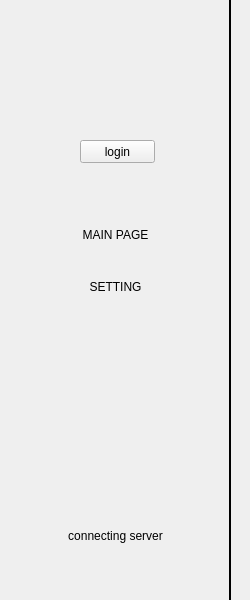
Qt form app/src/views/menu/menu.ui (pjlt/lanthing-pc) before a commit.
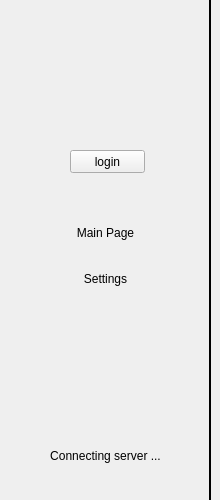
The same form after that commit. Icons and pictures are not drawn.

Patch:
```diff
--- a/app/src/views/menu/menu.ui
+++ b/app/src/views/menu/menu.ui
@@ -6,8 +6,8 @@
    <rect>
     <x>0</x>
     <y>0</y>
-    <width>250</width>
-    <height>600</height>
+    <width>220</width>
+    <height>500</height>
    </rect>
   </property>
   <property name="sizePolicy">
@@ -18,8 +18,8 @@
   </property>
   <property name="minimumSize">
    <size>
-    <width>250</width>
-    <height>600</height>
+    <width>220</width>
+    <height>500</height>
    </size>
   </property>
   <property name="windowTitle">
@@ -33,8 +33,8 @@
     <rect>
      <x>0</x>
      <y>210</y>
-     <width>231</width>
-     <height>101</height>
+     <width>211</width>
+     <height>91</height>
     </rect>
    </property>
    <layout class="QVBoxLayout" name="verticalLayout">
@@ -59,7 +59,7 @@
        <string notr="true"/>
       </property>
       <property name="text">
-       <string>MAIN PAGE</string>
+       <string>Main Page</string>
       </property>
       <property name="autoDefault">
        <bool>false</bool>
@@ -84,7 +84,7 @@
        <string notr="true"/>
       </property>
       <property name="text">
-       <string>SETTING</string>
+       <string>Settings</string>
       </property>
       <property name="flat">
        <bool>true</bool>
@@ -96,7 +96,7 @@
   <widget class="QLabel" name="avator">
    <property name="geometry">
     <rect>
-     <x>70</x>
+     <x>60</x>
      <y>20</y>
      <width>100</width>
      <height>100</height>
@@ -142,8 +142,8 @@
   <widget class="QPushButton" name="login_btn">
    <property name="geometry">
     <rect>
-     <x>80</x>
-     <y>140</y>
+     <x>70</x>
+     <y>150</y>
      <width>75</width>
      <height>23</height>
     </rect>
@@ -158,10 +158,10 @@
   <widget class="Line" name="splitter_line">
    <property name="geometry">
     <rect>
-     <x>220</x>
-     <y>-10</y>
+     <x>200</x>
+     <y>0</y>
      <width>20</width>
-     <height>631</height>
+     <height>500</height>
     </rect>
    </property>
    <property name="styleSheet">
@@ -180,8 +180,8 @@
   <widget class="QWidget" name="horizontalLayoutWidget">
    <property name="geometry">
     <rect>
-     <x>40</x>
-     <y>520</y>
+     <x>30</x>
+     <y>440</y>
      <width>151</width>
      <height>31</height>
     </rect>
@@ -190,7 +190,7 @@
     <item>
      <widget class="QLabel" name="info_label">
       <property name="text">
-       <string>connecting server</string>
+       <string>Connecting server ...</string>
       </property>
       <property name="alignment">
        <set>Qt::AlignCenter</set>
```
